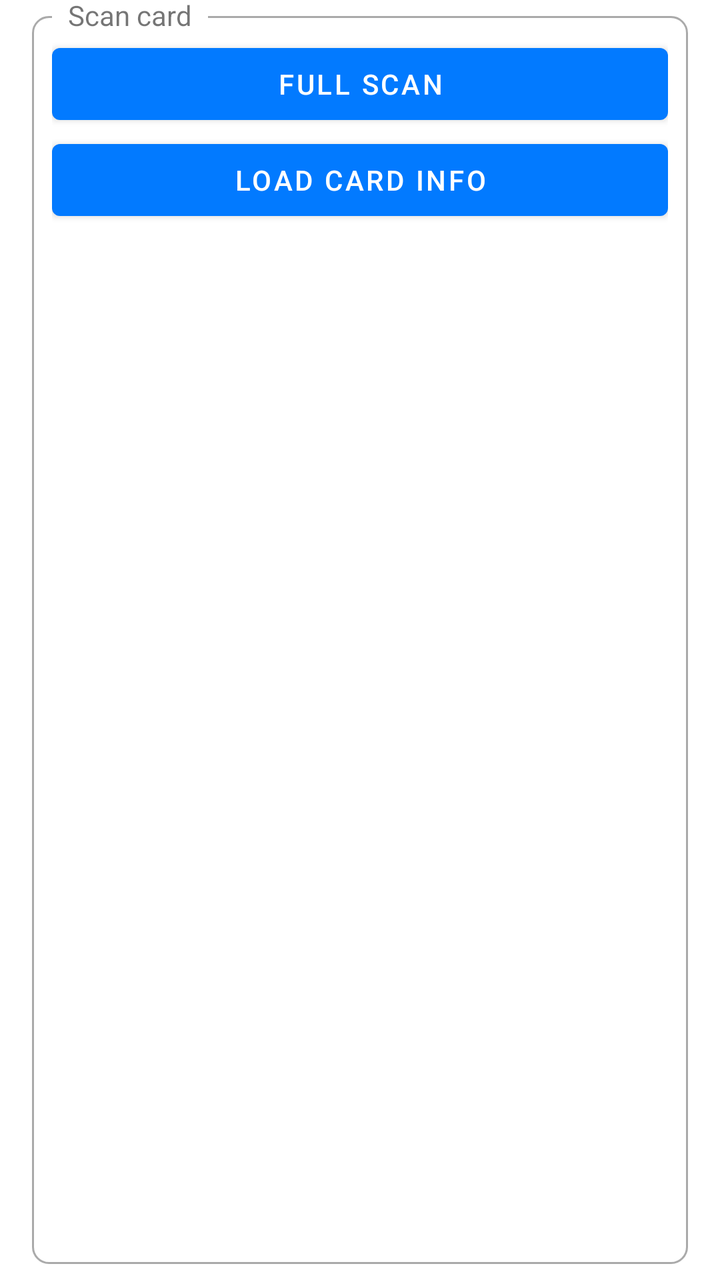
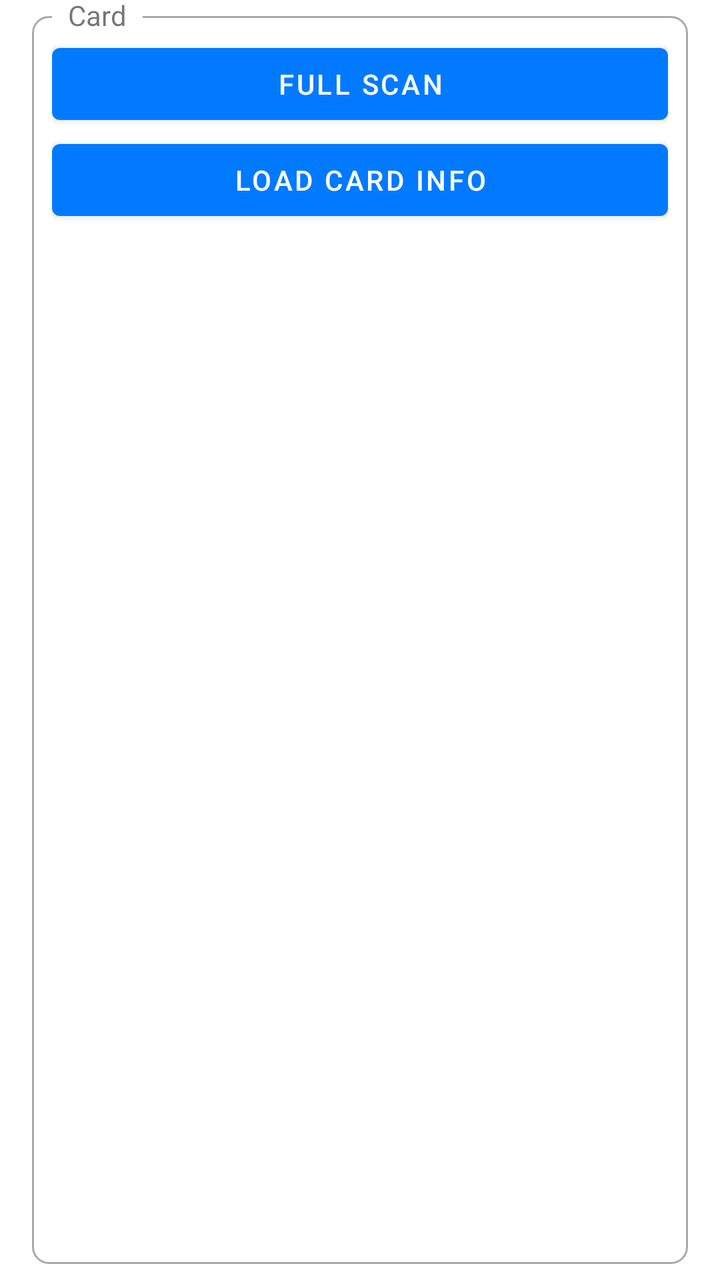

The first picture is an Android layout as it rendered before a commit; the second is the same layout after the commit. The layout source and the unified diff follow.
<!-- AndroidManifest.xml: application theme AppTheme -->
<!-- res/layout/scan_card.xml -->
<?xml version="1.0" encoding="utf-8"?>
<FrameLayout xmlns:android="http://schemas.android.com/apk/res/android"
    android:layout_width="match_parent"
    android:layout_height="wrap_content"
    android:clipToPadding="false"
    android:paddingStart="@dimen/box_padding_horizontal"
    android:paddingTop="@dimen/box_padding_vertical"
    android:paddingEnd="@dimen/box_padding_horizontal"
    android:paddingBottom="@dimen/box_padding_vertical">

    <FrameLayout
        android:layout_width="match_parent"
        android:layout_height="match_parent"
        android:background="@drawable/rounded_corner" />

    <TextView
        android:layout_width="wrap_content"
        android:layout_height="wrap_content"
        android:background="?android:windowBackground"
        android:paddingStart="8dp"
        android:paddingEnd="8dp"
        android:text="Scan card"
        android:translationX="10dp"
        android:translationY="-10dp" />

    <FrameLayout
        android:id="@+id/contentContainer"
        android:layout_width="match_parent"
        android:layout_height="match_parent"
        android:clipToPadding="false"
        android:padding="10dp">

        <LinearLayout
            android:layout_width="match_parent"
            android:layout_height="wrap_content"
            android:orientation="vertical">

            <Button
                android:id="@+id/btnScanCard"
                android:layout_width="match_parent"
                android:layout_height="wrap_content"
                android:text="Full scan" />

            <Button
                android:id="@+id/btnLoadCardInfo"
                android:layout_width="match_parent"
                android:layout_height="wrap_content"
                android:text="Load card info" />

        </LinearLayout>

    </FrameLayout>

</FrameLayout>
<!-- resources referenced by this layout -->
<resources>
  <dimen name="box_padding_horizontal">16dp</dimen>
  <dimen name="box_padding_vertical">8dp</dimen>
  <!-- drawable rounded_corner (drawable) -->
  <?xml version="1.0" encoding="utf-8"?>
  <shape xmlns:android="http://schemas.android.com/apk/res/android">
      <stroke
          android:width="1dp"
          android:color="@android:color/darker_gray" />
  
      <solid android:color="@android:color/transparent" />
  
      <padding
          android:bottom="5dp"
          android:left="5dp"
          android:right="5dp"
          android:top="5dp" />
  
      <corners android:radius="8dp" />
  </shape>
  <style name="AppTheme" parent="Theme.MaterialComponents.DayNight.NoActionBar">
          <item name="colorPrimary">@color/primary</item>
          <item name="colorPrimaryDark">@color/primary_dark</item>
          <item name="colorOnPrimary">@color/on_primary</item>
          <item name="colorSecondary">@color/primary</item>
      </style>
  <color name="primary">#027aff</color>
  <color name="primary_dark">#0a02ff</color>
  <color name="on_primary">#FFFFFF</color>
</resources>

<!-- the commit's change to res/layout/scan_card.xml (unified diff, before → after) -->
@@ -19,7 +19,7 @@
         android:background="?android:windowBackground"
         android:paddingStart="8dp"
         android:paddingEnd="8dp"
-        android:text="Scan card"
+        android:text="Card"
         android:translationX="10dp"
         android:translationY="-10dp" />
 
